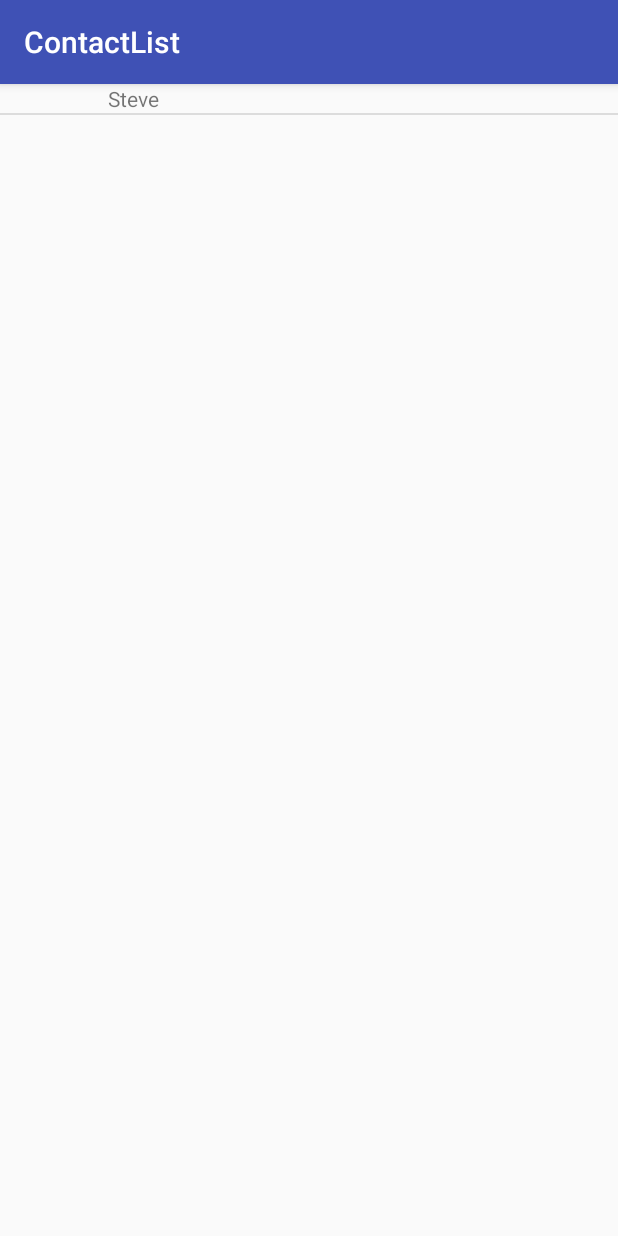
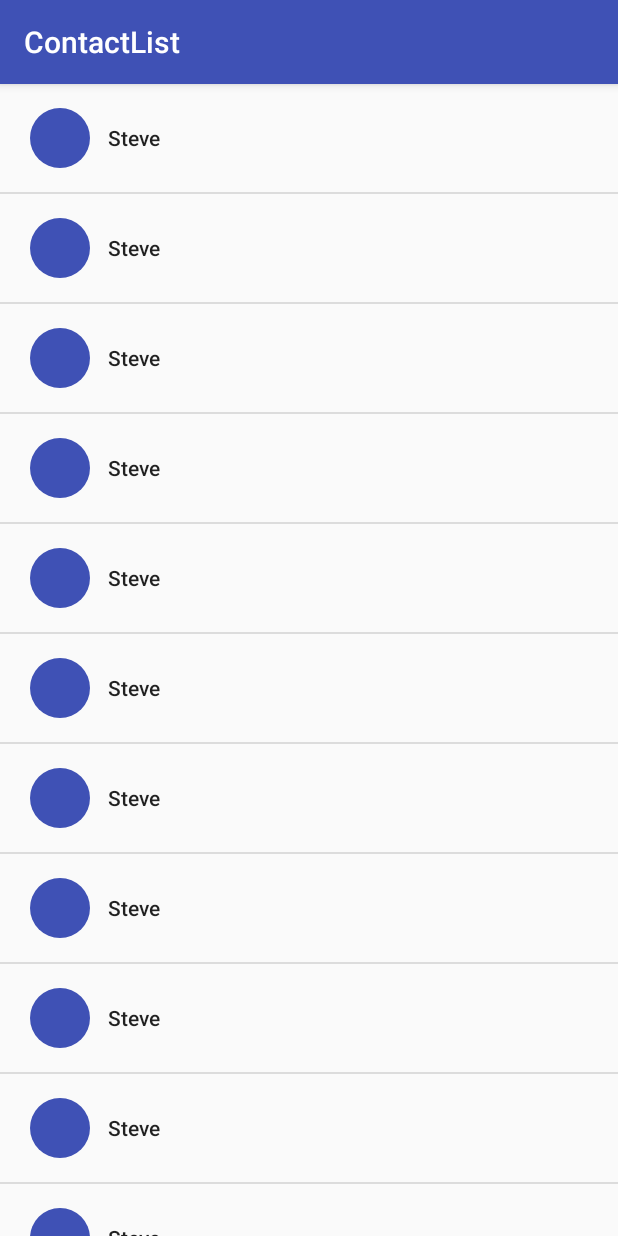
Before and after one commit to knt102000/ContactList, an Android app: the screen it shows after launch (ContactListActivity), on a phone screen of 412 x 824 dp. Run offline under Robolectric (Android 15) with nearby library versions, the phone set to English and light mode, and no system bars.

Commit message:
S13L22 Complete

```diff
--- a/app/src/main/java/com/trial/chiutsui/contactlist/Contact.java
+++ b/app/src/main/java/com/trial/chiutsui/contactlist/Contact.java
@@ -1,10 +1,15 @@
 package com.trial.chiutsui.contactlist;
+
+import java.io.Serializable;
+import java.util.ArrayList;
 
 /**
  * Created by chiutsui on 4/30/16.
  */
-public class Contact {
+public class Contact implements Serializable {
     private String name;
+    public ArrayList<String> phoneNumbers;
+    public ArrayList<String> email;
 
     public String getName() {
         return name;
--- a/app/src/main/java/com/trial/chiutsui/contactlist/ContactListActivity.java
+++ b/app/src/main/java/com/trial/chiutsui/contactlist/ContactListActivity.java
@@ -1,9 +1,12 @@
 package com.trial.chiutsui.contactlist;
 
+import android.content.Intent;
 import android.support.v7.app.AppCompatActivity;
 import android.os.Bundle;
 import android.view.View;
 import android.view.ViewGroup;
+import android.widget.AbsListView;
+import android.widget.AdapterView;
 import android.widget.ArrayAdapter;
 import android.widget.ListView;
 import android.widget.TextView;
@@ -12,18 +15,63 @@ import java.util.ArrayList;
 
 public class ContactListActivity extends AppCompatActivity {
 
+    public static final String EXTRA = "CONTACT";
+
+    private ArrayList<Contact> mContacts;
+
     @Override
     protected void onCreate(Bundle savedInstanceState) {
         super.onCreate(savedInstanceState);
         setContentView(R.layout.activity_contact_list);
 
-        ArrayList<Contact> contacts = new ArrayList<Contact>();
-        Contact c1 = new Contact();
-        c1.setName("Steve");
-        contacts.add(c1);
+        mContacts = new ArrayList<Contact>();
+
+        for (int i=0; i<=30; i++) {
+            Contact c1 = new Contact();
+            c1.setName("Steve");
+            c1.email = new ArrayList<String>();
+            c1.phoneNumbers = new ArrayList<String>();
+            c1.email.add("myemail@gmail.com");
+            c1.email.add("testemail@gmail.com");
+            c1.phoneNumbers.add("1800MYLEMONS");
+            mContacts.add(c1);
+        }
 
         ListView contactListView = (ListView) findViewById(R.id.contactListView);
-        contactListView.setAdapter(new contactAdapter(contacts));
+        contactListView.setAdapter(new contactAdapter(mContacts));
+
+        contactListView.setOnScrollListener(new AbsListView.OnScrollListener() {
+            int previousFirstItem = 0;
+
+            @Override
+            public void onScrollStateChanged(AbsListView absListView, int i) {
+
+            }
+
+            @Override
+            public void onScroll(AbsListView absListView, int firstVisibleItem, int visibleItemCount, int totalItemCount) {
+                if (firstVisibleItem>previousFirstItem) {
+                    getSupportActionBar().hide();
+                } else if (firstVisibleItem<previousFirstItem) {
+                    getSupportActionBar().show();
+                }
+
+                previousFirstItem = firstVisibleItem;
+            }
+        });
+
+        contactListView.setOnItemClickListener(new AdapterView.OnItemClickListener() {
+            @Override
+            public void onItemClick(AdapterView<?> adapterView, View view, int i, long l) {
+                Contact contact = mContacts.get(i);
+
+                Intent intent = new Intent(ContactListActivity.this, ContactViewActivity.class);
+
+                intent.putExtra(EXTRA, contact);
+
+                startActivity(intent);
+            }
+        });
     }
 
     private class contactAdapter extends ArrayAdapter<Contact> {
--- /dev/null
+++ b/app/src/main/res/drawable/avatar_shape.xml
@@ -0,0 +1,5 @@
+<?xml version="1.0" encoding="utf-8"?>
+<shape xmlns:android="http://schemas.android.com/apk/res/android"
+    android:shape="oval">
+    <solid android:color="@color/colorPrimary"></solid>
+</shape>
--- a/app/src/main/res/layout/contact_list_row.xml
+++ b/app/src/main/res/layout/contact_list_row.xml
@@ -1,14 +1,23 @@
 <?xml version="1.0" encoding="utf-8"?>
-<LinearLayout xmlns:android="http://schemas.android.com/apk/res/android"
-              android:orientation="vertical"
-              android:layout_width="wrap_content"
-              android:layout_height="wrap_content"
+<RelativeLayout xmlns:android="http://schemas.android.com/apk/res/android"
+              android:layout_width="match_parent"
+              android:layout_height="@dimen/row_height"
               android:paddingLeft="@dimen/activity_vertical_margin"
-              android:paddingRight="@dimen/activity_vertical_margin">
+                android:paddingRight="@dimen/activity_vertical_margin">
+    <ImageView
+        android:layout_width="@dimen/avatar_size"
+        android:layout_height="@dimen/avatar_size"
+        android:padding="@dimen/avatar_padding"
+        android:src="@drawable/avatar_shape"
+        android:layout_centerVertical="true"/>
+
     <TextView
-        android:paddingLeft="@dimen/activity_inner_vertical_margin"
+        android:layout_centerVertical="true"
+        android:layout_marginLeft="@dimen/activity_inner_vertical_margin"
         android:layout_width="wrap_content"
         android:layout_height="wrap_content"
-        android:id="@+id/contact_row_name"/>
+        android:textAppearance="@style/TextAppearance.AppCompat.Body2"
+        android:id="@+id/contact_row_name"
+        android:text="TEST"/>
 
-</LinearLayout>
+</RelativeLayout>
--- /dev/null
+++ b/app/src/main/res/values-v19/styles.xml
@@ -0,0 +1,7 @@
+<?xml version="1.0" encoding="utf-8"?>
+<resources>
+
+    <style name="NoActionBar" parent="Theme.AppCompat.Light.NoActionBar">
+        <item name="android:windowTranslucentStatus">true</item>
+    </style>
+</resources>
--- a/app/src/main/res/values/dimens.xml
+++ b/app/src/main/res/values/dimens.xml
@@ -3,5 +3,7 @@
     <dimen name="activity_horizontal_margin">16dp</dimen>
     <dimen name="activity_vertical_margin">16dp</dimen>
     <dimen name="activity_inner_vertical_margin">56dp</dimen>
-
+    <dimen name="avatar_size">48dp</dimen>
+    <dimen name="avatar_padding">4dp</dimen>
+    <dimen name="row_height">72dp</dimen>
 </resources>
--- a/app/src/main/res/values/strings.xml
+++ b/app/src/main/res/values/strings.xml
@@ -1,3 +1,4 @@
 <resources>
     <string name="app_name">ContactList</string>
+    <string name="edit_contact">Edit Contact</string>
 </resources>
--- a/app/src/main/res/values/styles.xml
+++ b/app/src/main/res/values/styles.xml
@@ -8,4 +8,8 @@
         <item name="colorAccent">@color/colorAccent</item>
     </style>
 
+    <style name="boldText">
+        <item name="android:textSize">14sp</item>
+        <item name="android:textStyle">bold</item>
+    </style>
 </resources>
```
Also changed, not shown: app/src/main/AndroidManifest.xml (+6 -3 lines), app/src/main/java/com/trial/chiutsui/contactlist/ContactViewActivity.java (added, +112 -0 lines), app/src/main/res/layout/activity_contact_view.xml (added, +48 -0 lines), app/src/main/res/layout/contact_view_field_row.xml (added, +9 -0 lines), app/src/main/res/menu/contact_view_menu.xml (added, +8 -0 lines), app/src/main/res/drawable-hdpi/ic_edit.png (added), app/src/main/res/drawable-mdpi/ic_edit.png (added), app/src/main/res/drawable-xhdpi/ic_edit.png (added), app/src/main/res/drawable-xxhdpi/ic_edit.png (added), 1 other file.
